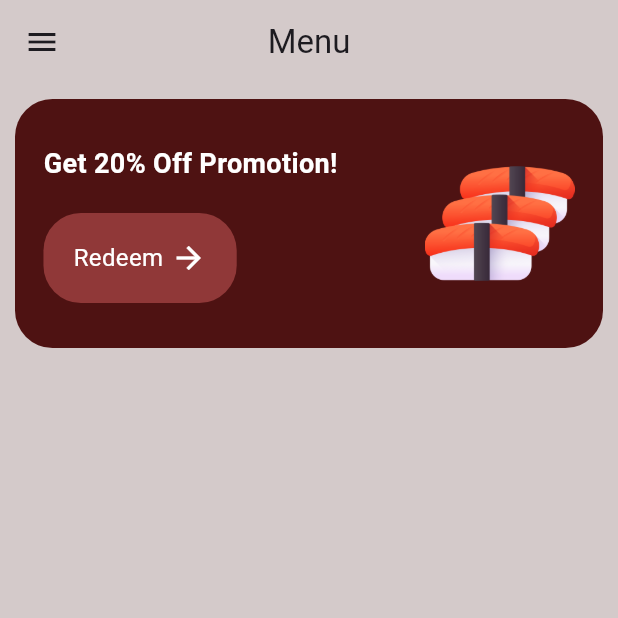
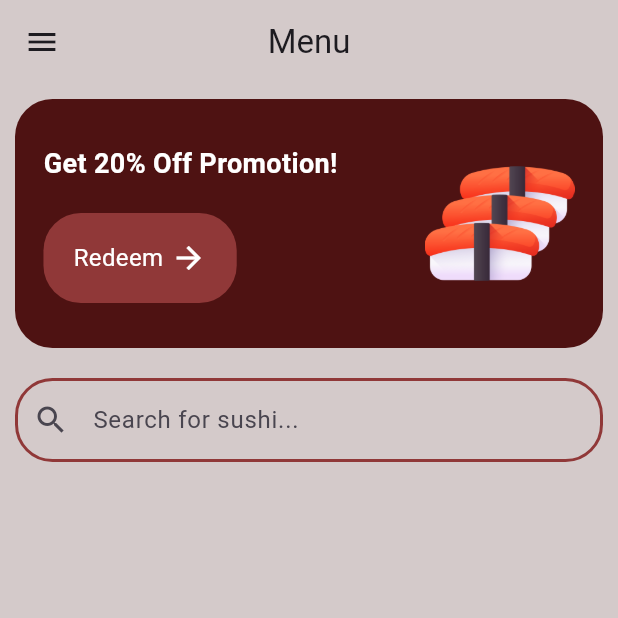
Before and after one commit to kudae3/sushi_restaurant, a Flutter app: the MenuPage screen opened by its route, on a phone screen of 412 x 824 dp, the top half of it. Run offline on Flutter 3.47's test engine with Material 3 defaults, Android fonts, the phone set to English and light mode, and no system bars; our stand-ins replace google_fonts; Roboto replaces fonts that are missing (DMSerifDisplay).

Commit message:
Update MenuPage layout with promotional banner and search bar; define secondaryColor in colors.dart

```diff
--- a/lib/pages/menu_page.dart
+++ b/lib/pages/menu_page.dart
@@ -40,7 +40,26 @@ class _MenuPageState extends State<MenuPage> {
                 ],
               )
             ),
+
           // search bar
+          Padding(
+            padding: const EdgeInsets.all(10.0),
+            child: TextField(
+              decoration: InputDecoration(
+                hintText: 'Search for sushi...',
+                prefixIcon: Icon(Icons.search),
+                  focusedBorder: OutlineInputBorder(
+                    borderRadius: BorderRadius.circular(25),
+                    borderSide: BorderSide(color: primaryColor, width: 2),
+                  ),
+                  enabledBorder: OutlineInputBorder(
+                    borderRadius: BorderRadius.circular(25),
+                    borderSide: BorderSide(color: secondaryColor, width: 2),
+                  ),
+              ),
+            ),
+          ),
+
 
           // menu list
 
--- a/lib/theme/colors.dart
+++ b/lib/theme/colors.dart
@@ -1,3 +1,4 @@
 import 'package:flutter/material.dart';
 
 var primaryColor = Color.fromARGB(255, 78, 18, 18);
+var secondaryColor = Color.fromARGB(255, 144, 56, 56);
```
Lines whose indentation alone changed are shown as unchanged.
